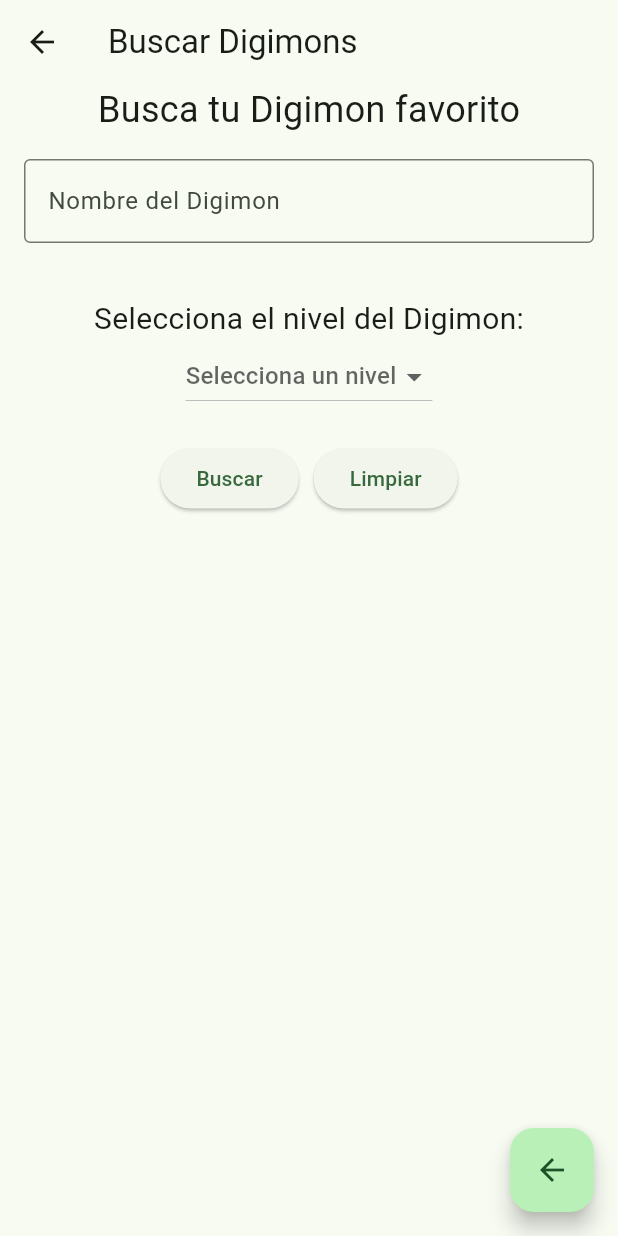
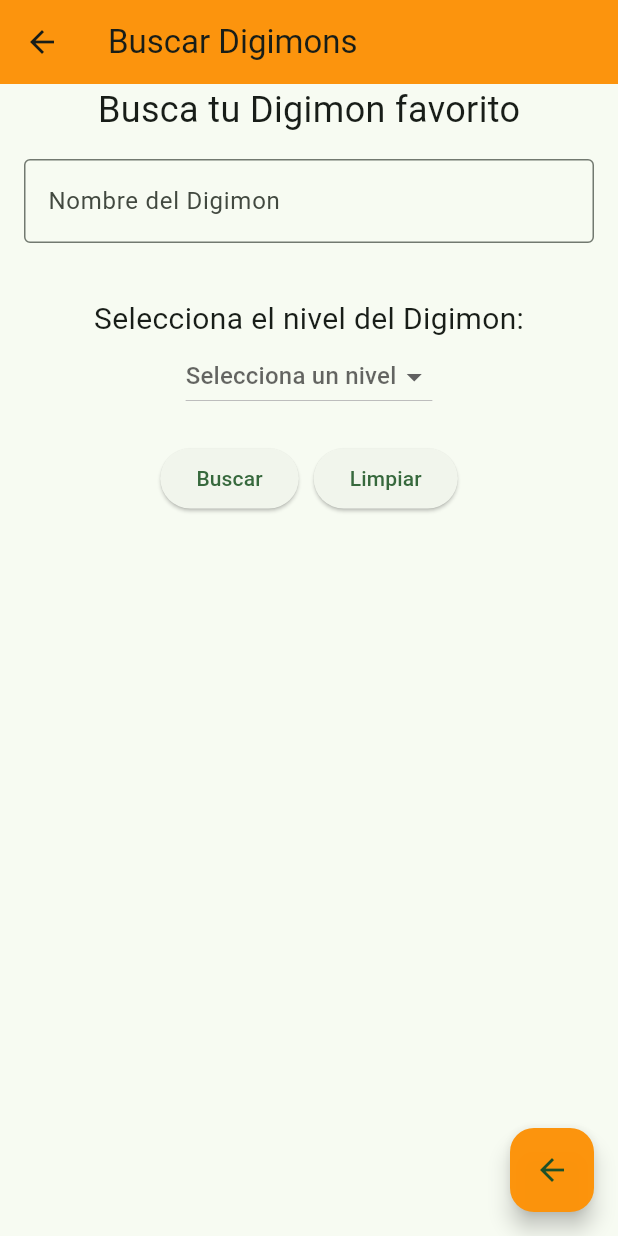
Before and after one commit to JadirMiramontes/frontpflutter, a Flutter app: the DigimonSearchScreen screen opened by its route, on a phone screen of 412 x 824 dp. Run offline on Flutter 3.47's test engine with Material 3 defaults, Android fonts, the phone set to English and light mode, and no system bars; our stand-ins replace flutter_secure_storage, jwt_decoder; accounts and stored records are empty.

Commit message:
cambios esteticos a la pantalla

```diff
--- a/lib/screens/digimonsearch_screen.dart
+++ b/lib/screens/digimonsearch_screen.dart
@@ -85,6 +85,7 @@ class _DigimonSearchScreenState extends State<DigimonSearchScreen> {
     return Scaffold(
       appBar: AppBar(
         title: const Text('Buscar Digimons'),
+        backgroundColor: const Color.fromARGB(253, 252, 147, 11),
       ),
       body: SingleChildScrollView(
         child: Center(
@@ -201,6 +202,7 @@ class _DigimonSearchScreenState extends State<DigimonSearchScreen> {
           Navigator.pop(context, _favoriteDigimons.toList());
         },
         child: const Icon(Icons.arrow_back),
+        backgroundColor: Color.fromARGB(253, 252, 147, 11),
       ),
     );
   }
```
